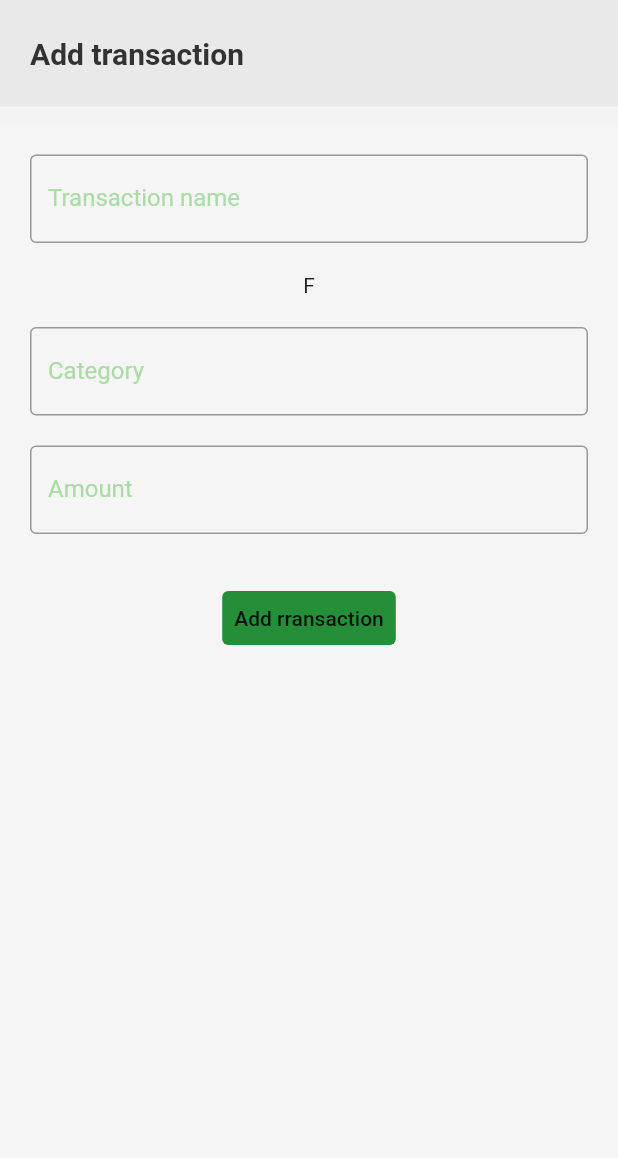
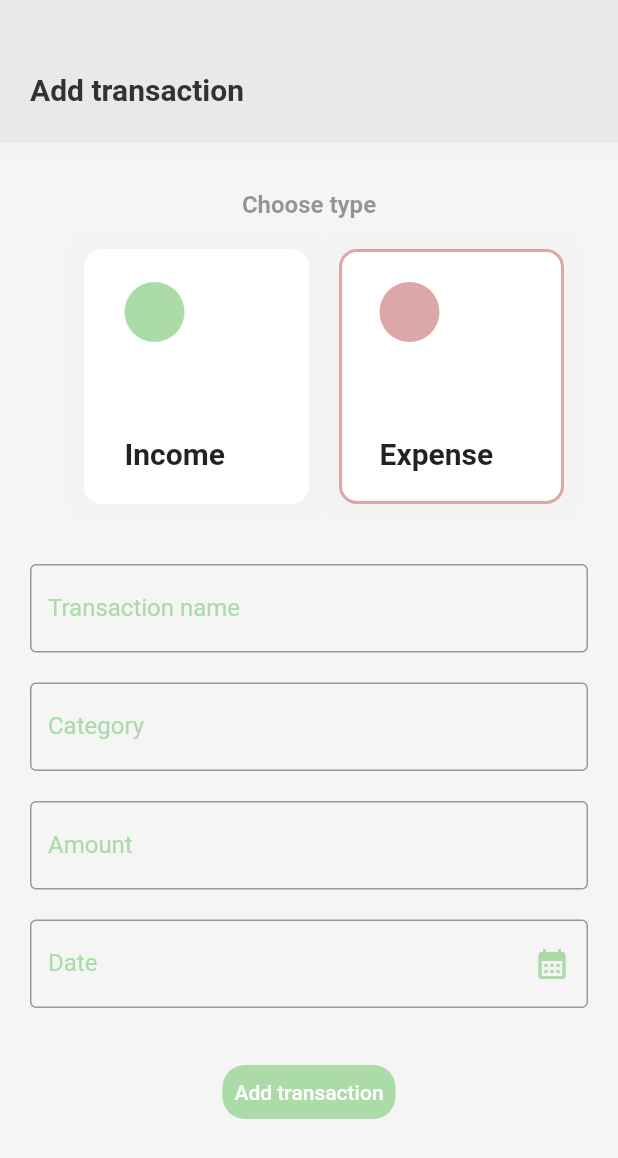
Before and after one commit to fedorajuandy/money_tracker, a Flutter app: the AddTransactionScreen screen opened directly, on a phone screen of 412 x 824 dp. Shown: the top 1158 px of the screen. Run offline on Flutter 3.47's test engine with Material 2 defaults, Android fonts, the phone set to English and light mode, and no system bars; our stand-ins replace animated_bottom_navigation_bar, firebase_core, firebase_database, table_calendar; accounts and stored records are empty.

Commit message:
add transaction done

```diff
--- a/lib/screens/add_transaction_screen.dart
+++ b/lib/screens/add_transaction_screen.dart
@@ -1,4 +1,5 @@
 import 'package:flutter/material.dart';
+import 'package:intl/intl.dart';
 import 'package:provider/provider.dart';
 import 'package:firebase_database/firebase_database.dart';
 import 'package:money_tracker/themes/colors.dart';
@@ -19,6 +20,10 @@ class _AddTransactionScreenState extends State<AddTransactionScreen> {
   final TextEditingController _typeText = TextEditingController();
   final TextEditingController _categoryText = TextEditingController();
   final TextEditingController _amountText = TextEditingController();
+  final TextEditingController _dateText = TextEditingController();
+  final TextEditingController _timeText = TextEditingController();
+  DateTime now = DateTime.now();
+  int activeType = 1;
   late DatabaseReference dbRef = FirebaseDatabase.instance.ref().child('transactions');
 
   @override
@@ -30,6 +35,8 @@ class _AddTransactionScreenState extends State<AddTransactionScreen> {
   }
 
   Widget screen() {
+    var size = MediaQuery.of(context).size;
+
     return SingleChildScrollView(
       child: Column(
         children: <Widget>[
@@ -46,7 +53,7 @@ class _AddTransactionScreenState extends State<AddTransactionScreen> {
               ],
             ),
             child: Padding(
-              padding: const EdgeInsets.only(top: 24, bottom: 24, right: 20, left: 20),
+              padding: const EdgeInsets.only(top: 48, bottom: 24, right: 20, left: 20),
               child: Column(
                 children: <Widget>[
                   title("Add transaction"),
@@ -55,7 +62,21 @@ class _AddTransactionScreenState extends State<AddTransactionScreen> {
             ),
           ),
           sbh32(),
-          Container(
+          Padding(
+            padding: const EdgeInsets.only(left: 20, right: 20),
+            child: Text(
+              "Choose type",
+              style: TextStyle(
+                fontSize: 16,
+                fontWeight: FontWeight.bold,
+                color: dark.withOpacity(0.5),
+              ),
+            ),
+          ),
+          sbh20(),
+          chooseType(),
+          sbh40(),
+          Padding(
             padding:const EdgeInsets.only(left: 20, right: 20),
             child: Form(
               key: _keyform,
@@ -63,11 +84,11 @@ class _AddTransactionScreenState extends State<AddTransactionScreen> {
                 children: <Widget>[
                   textFieldName(),
                   sbh20(),
-                  chooseType(),
-                  sbh20(),
                   textFieldCategory(),
                   sbh20(),
                   textFieldAmount(),
+                  sbh20(),
+                  pickDateTime(),
                   sbh32(),
                   buttonAdd(),
                   sbh40(),
@@ -76,6 +97,132 @@ class _AddTransactionScreenState extends State<AddTransactionScreen> {
             ),
           ),
         ],
+      ),
+    );
+  }
+
+  Widget chooseType() {
+    return SingleChildScrollView(
+      scrollDirection: Axis.horizontal,
+      child: Row(
+        children: <Widget>[
+          typeIncome(),
+          typeExpense(),
+        ],
+      ),
+    );
+  }
+
+  Widget typeIncome() {
+    return GestureDetector(
+      onTap: () {
+        setState(() {
+          activeType = 0;
+        });
+      },
+      child: Padding(
+        padding: const EdgeInsets.only(left: 10),
+        child: Container(
+          margin: const EdgeInsets.only(left: 10),
+          width: 150,
+          height: 170,
+          decoration: BoxDecoration(
+            color: white,
+            border: Border.all(
+              width: 2,
+              color: activeType == 0 ? primary : Colors.transparent
+            ),
+            borderRadius: BorderRadius.circular(12),
+            boxShadow: [
+              BoxShadow(
+                color: dark.withOpacity(0.01),
+                spreadRadius: 10,
+                blurRadius: 3,
+              ),
+            ],
+          ),
+          child: Padding(
+            padding: const EdgeInsets.only(left: 25, right: 25, top: 20, bottom: 20),
+            child: Column(
+              crossAxisAlignment: CrossAxisAlignment.start,
+              mainAxisAlignment: MainAxisAlignment.spaceBetween,
+              children: <Widget>[
+                Container(
+                  width: 40,
+                  height: 40,
+                  decoration: const BoxDecoration(
+                    shape: BoxShape.circle,
+                    color: primary,
+                  ),
+                ),
+                const Text(
+                  "Income",
+                  style: TextStyle(
+                    fontWeight: FontWeight.bold,
+                    fontSize: 20,
+                  ),
+                ),
+              ],
+            ),
+          ),
+        ),
+      ),
+    );
+  }
+
+  Widget typeExpense() {
+    return GestureDetector(
+      onTap: () {
+        setState(() {
+          activeType = 1;
+        });
+      },
+      child: Padding(
+        padding: const EdgeInsets.only(left: 10),
+        child: Container(
+          margin: const EdgeInsets.only(left: 10),
+          width: 150,
+          height: 170,
+          decoration: BoxDecoration(
+            color: white,
+            border: Border.all(
+              width: 2,
+              color: activeType == 1 ? red : Colors.transparent
+            ),
+            borderRadius: BorderRadius.circular(12),
+            boxShadow: [
+              BoxShadow(
+                color: dark.withOpacity(0.01),
+                spreadRadius: 10,
+                blurRadius: 3,
+              ),
+            ],
+          ),
+          child: Padding(
+            padding: const EdgeInsets.only(left: 25, right: 25, top: 20, bottom: 20),
+            child: Column(
+              crossAxisAlignment: CrossAxisAlignment.start,
+              mainAxisAlignment: MainAxisAlignment.spaceBetween,
+              children: <Widget>[
+                Container(
+                  width: 40,
+                  height: 40,
+                  decoration: const BoxDecoration(
+                    shape: BoxShape.circle,
+                    color: red,
+                  ),
+                ),
+                const Text(
+                  "Expense",
+                  style: TextStyle(
+                    fontWeight: FontWeight.bold,
+                    fontSize: 20,
+                  ),
+                ),
+              ],
+            ),
+          ),
+        ),
       ),
     );
   }
@@ -89,7 +236,7 @@ class _AddTransactionScreenState extends State<AddTransactionScreen> {
         hintStyle: TextStyle(
           color: Colors.black54,
         ),
-        labelText: "Transaction name",
+        labelText: 'Transaction name',
         labelStyle: TextStyle(
           color: primary,
         ),
@@ -105,10 +252,6 @@ class _AddTransactionScreenState extends State<AddTransactionScreen> {
         return (value !.isEmpty? "Please input transaction name": null);
       },
     );
-  }
-
-  Widget chooseType() {
-    return Text("F");
   }
 
   Widget textFieldCategory() {
@@ -131,7 +274,7 @@ class _AddTransactionScreenState extends State<AddTransactionScreen> {
           ),
         ),
       ),
-      controller: _nameText,
+      controller: _categoryText,
       validator: (value) {
         return (value !.isEmpty? "Please input transaction category": null);
       },
@@ -141,7 +284,7 @@ class _AddTransactionScreenState extends State<AddTransactionScreen> {
   Widget textFieldAmount() {
     return TextFormField(
       cursorColor: primary,
-      style: const TextStyle(color: secondary),
+      style: const TextStyle(color: dark),
       decoration: const InputDecoration(
         hintText: "Amount",
         hintStyle: TextStyle(
@@ -166,8 +309,68 @@ class _AddTransactionScreenState extends State<AddTransactionScreen> {
     );
   }
 
+  Widget pickDateTime() {
+    return TextFormField(
+      controller: _dateText,
+      readOnly: true,
+      style: const TextStyle(color: dark),
+      decoration: const InputDecoration(
+        hintStyle: TextStyle(
+          color: Colors.black54,
+        ),
+        labelText: 'Date',
+        labelStyle: TextStyle(
+          color: primary,
+        ),
+        suffixIcon: Icon(
+          Icons.calendar_month,
+          color: primary,
+        ),
+        border: OutlineInputBorder(),
+        focusedBorder: OutlineInputBorder(
+          borderSide: BorderSide(
+            color: primary,
+          ),
+        ),
+      ),
+      cursorColor: primary,
+      onTap: () async {
+        DateTime? pickedDate = await showDatePicker(
+          context: context,
+          initialDate: now,
+          firstDate: DateTime(now.year - 10),
+          lastDate: now,
+          builder: (context, child) {
+            return Theme(
+              data: Theme.of(context).copyWith(
+                colorScheme: const ColorScheme.light(
+                  primary: primary, // <-- SEE HERE
+                ),
+              ),
+              child: child!,
+            );
+          },
+        );
+
+        if (pickedDate != null) {
+          String formattedDate = DateFormat('dd-MM-yyyy').format(pickedDate);
+          setState(() {
+            _dateText.text = formattedDate;
+          });
+        }
+      },
+    );
+  }
+
   Widget buttonAdd() {
     return TextButton(
+      style: TextButton.styleFrom(
+        backgroundColor: primary,
+        foregroundColor: white,
+        shape: RoundedRectangleBorder(
+          borderRadius: BorderRadius.circular(15),
+        ),
+      ),
       onPressed: () {
         Map<String, String> transaction = {
           'name': _nameText.text,
@@ -180,11 +383,7 @@ class _AddTransactionScreenState extends State<AddTransactionScreen> {
         Provider.of<TransactionOperation>(context, listen: false).addNewTransaction(_nameText.text, _typeText.text, _categoryText.text, double.parse(_amountText.text), DateTime.now());
         return Navigator.pop(context);
       },
-      style: TextButton.styleFrom(
-        backgroundColor: secondary,
-        foregroundColor: Colors.black87,
-      ),
-      child: const Text("Add rransaction"),
+      child: const Text("Add transaction"),
     );
   }
 }
```
Also changed, not shown: 1 other file.
